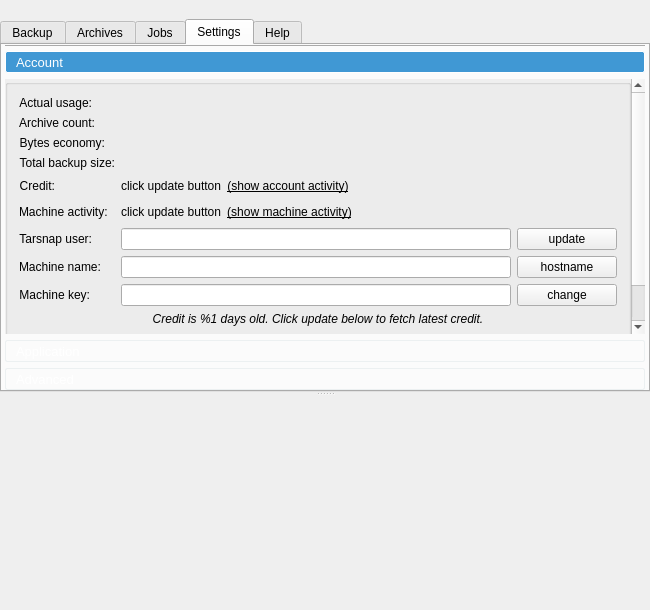
First picture: the form in forms/mainwindow.ui, repository Tarsnap/tarsnap-gui, before the edit.
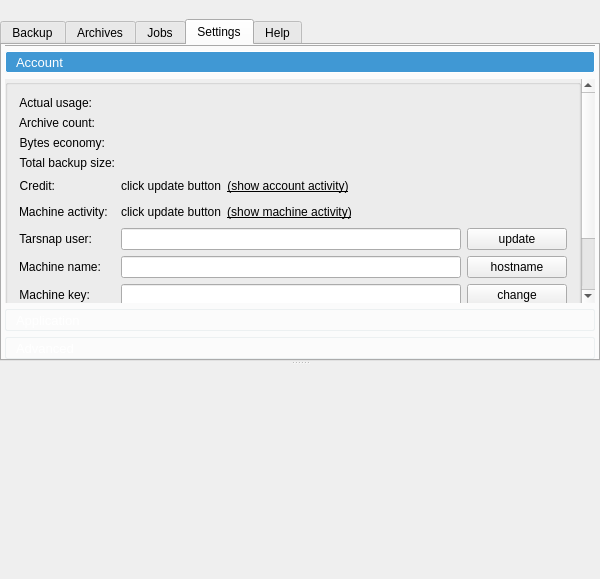
Second picture: the form after the edit. The open tabs and pages were chosen to show the change. Icons and pictures are not drawn. Custom widgets are drawn as their Qt base class.

Commit message: Commit new volatile default size values.

```diff
--- a/forms/mainwindow.ui
+++ b/forms/mainwindow.ui
@@ -6,8 +6,8 @@
    <rect>
     <x>0</x>
     <y>0</y>
-    <width>650</width>
-    <height>610</height>
+    <width>600</width>
+    <height>579</height>
    </rect>
   </property>
   <property name="minimumSize">
@@ -831,8 +831,8 @@
                <rect>
                 <x>0</x>
                 <y>0</y>
-                <width>644</width>
-                <height>392</height>
+                <width>579</width>
+                <height>393</height>
                </rect>
               </property>
               <attribute name="label">
```
Left out of the diff: 12 changed lines with no effect on the pictures.
